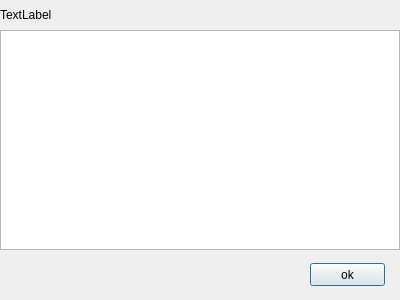
This is addfieldlinkdialog.ui in LinuxIsExcellent/observer as Qt 5 draws it before an edit. The edited form follows.
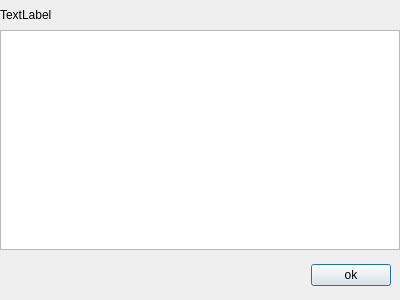
This is the edited form.

What changed in the file:
```diff
--- a/addfieldlinkdialog.ui
+++ b/addfieldlinkdialog.ui
@@ -65,19 +65,28 @@
        <height>50</height>
       </size>
      </property>
+     <layout class="QHBoxLayout" name="horizontalLayout">
+      <item>
+       <spacer name="horizontalSpacer">
+        <property name="orientation">
+         <enum>Qt::Horizontal</enum>
+        </property>
+        <property name="sizeHint" stdset="0">
+         <size>
+          <width>280</width>
+          <height>20</height>
+         </size>
+        </property>
+       </spacer>
+      </item>
+      <item>
      <widget class="QPushButton" name="pushButton">
-      <property name="geometry">
-       <rect>
-        <x>310</x>
-        <y>13</y>
-        <width>75</width>
-        <height>23</height>
-       </rect>
-      </property>
       <property name="text">
        <string>ok</string>
       </property>
      </widget>
+      </item>
+     </layout>
     </widget>
    </item>
   </layout>
```
Lines whose indentation alone changed are shown as unchanged.
